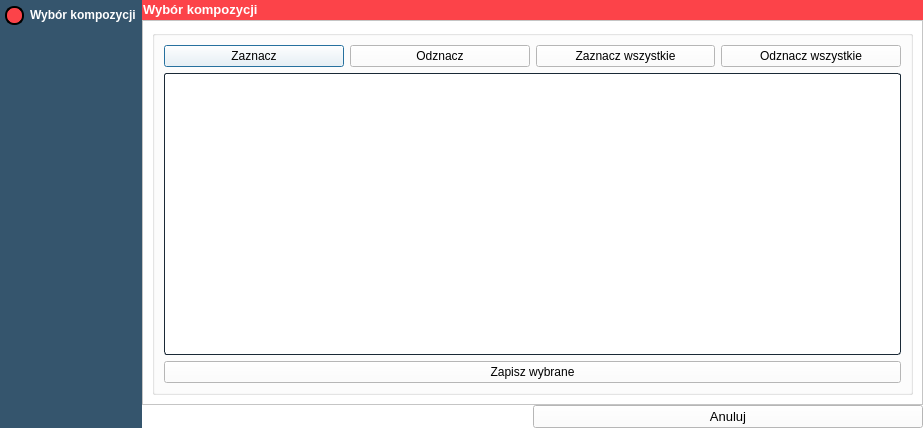
First picture: the form in Kompozycje/compositions_saver.ui, repository GIAPspzoo/GIAP_PolaMap_lite, before the edit.
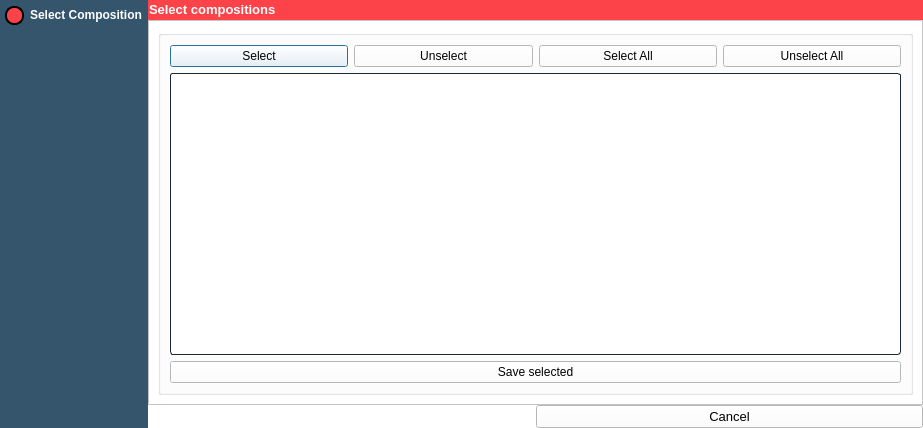
Second picture: the form after the edit. Icons and pictures are not drawn.

What changed in the file:
```diff
--- a/Kompozycje/compositions_saver.ui
+++ b/Kompozycje/compositions_saver.ui
@@ -339,7 +339,7 @@
 }</string>
         </property>
         <property name="text">
-         <string>Wybór kompozycji</string>
+         <string>Select Composition</string>
         </property>
         <property name="checkable">
          <bool>true</bool>
@@ -453,7 +453,7 @@
            <string notr="true">color : white;	font-weight: bold;</string>
           </property>
           <property name="text">
-           <string>Wybór kompozycji</string>
+           <string>Select compositions</string>
           </property>
          </widget>
         </widget>
@@ -478,28 +478,28 @@
                <item>
                 <widget class="QPushButton" name="zaznacz">
                  <property name="text">
-                  <string>Zaznacz</string>
+                  <string>Select</string>
                  </property>
                 </widget>
                </item>
                <item>
                 <widget class="QPushButton" name="odznacz">
                  <property name="text">
-                  <string>Odznacz</string>
+                  <string>Unselect</string>
                  </property>
                 </widget>
                </item>
                <item>
                 <widget class="QPushButton" name="zaznacz_wszystkie">
                  <property name="text">
-                  <string>Zaznacz wszystkie</string>
+                  <string>Select All</string>
                  </property>
                 </widget>
                </item>
                <item>
                 <widget class="QPushButton" name="odznacz_wszystkie">
                  <property name="text">
-                  <string>Odznacz wszystkie</string>
+                  <string>Unselect All</string>
                  </property>
                 </widget>
                </item>
@@ -521,7 +521,7 @@
              <item row="2" column="0">
               <widget class="QPushButton" name="zapisz">
                <property name="text">
-                <string>Zapisz wybrane</string>
+                <string>Save selected</string>
                </property>
               </widget>
              </item>
@@ -583,7 +583,7 @@
         </font>
        </property>
        <property name="text">
-        <string>Anuluj</string>
+        <string>Cancel</string>
        </property>
       </widget>
      </item>
```
Left out of the diff: 5 changed lines with no effect on the pictures.
